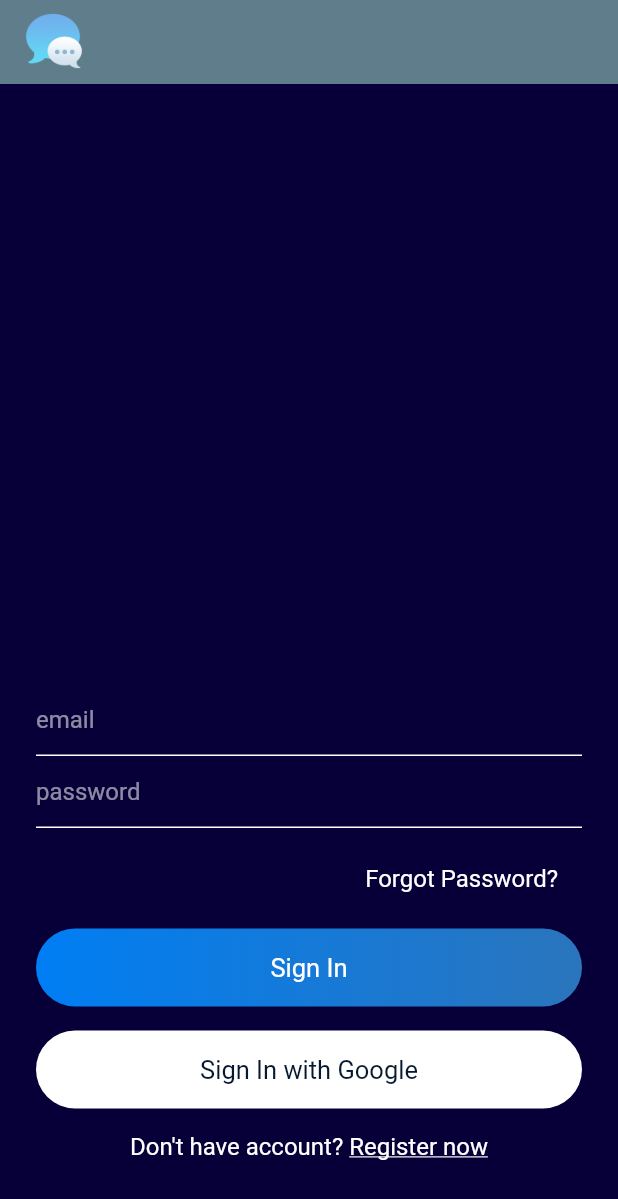
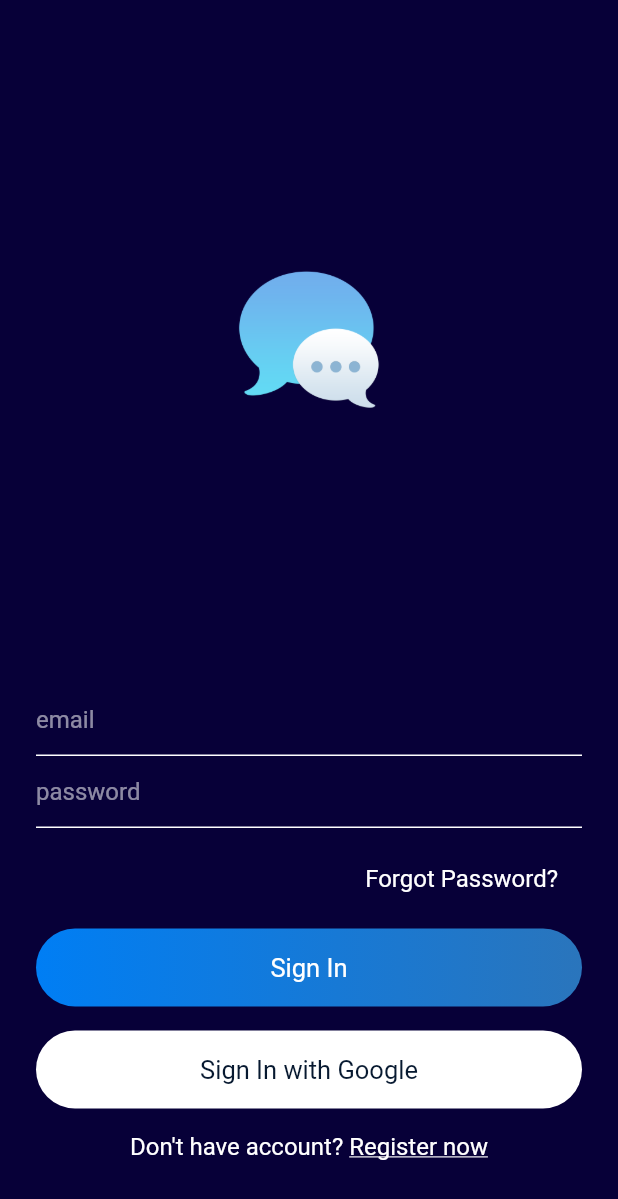
Before and after one commit to Satyam-Jaiswal/ChatApp-Flutter, a Flutter app: the screen it shows after launch, on a phone screen of 412 x 824 dp. Shown: the top 1199 px of the screen. Run offline on Flutter 3.47's test engine with Material 2 defaults, Android fonts, the phone set to English and light mode, and no system bars.

Commit message:
theme change

```diff
--- a/lib/screens/signin.dart
+++ b/lib/screens/signin.dart
@@ -3,22 +3,26 @@ import 'package:Chatapp/widgets/widgets.dart';
 import 'package:flutter/material.dart';
 
 class SignIn extends StatefulWidget {
-
   @override
   _SignInState createState() => _SignInState();
 }
 
 class _SignInState extends State<SignIn> {
-
-
   @override
   Widget build(BuildContext context) {
     return Scaffold(
-      appBar: appBarMain(context),
+      // appBar: appBarMain(context),
       body: Container(
         padding: EdgeInsets.symmetric(horizontal: 24),
         child: Column(
           children: [
+            Spacer(),
+            Center(
+              child: Image.asset(
+                "assets/images/logo.png",
+                height: 100,
+              ),
+            ),
             Spacer(),
             Form(
               child: Column(
@@ -47,8 +51,7 @@ class _SignInState extends State<SignIn> {
               mainAxisAlignment: MainAxisAlignment.end,
               children: [
                 Container(
-                            padding: EdgeInsets.symmetric(
-                                horizontal: 16, vertical: 8),
+                    padding: EdgeInsets.symmetric(horizontal: 16, vertical: 8),
                     child: Text(
                       "Forgot Password?",
                       style: simpleTextStyle(),
@@ -86,13 +89,11 @@ class _SignInState extends State<SignIn> {
             Container(
               padding: EdgeInsets.symmetric(vertical: 16),
               decoration: BoxDecoration(
-                        borderRadius: BorderRadius.circular(30),
-                        color: Colors.white),
+                  borderRadius: BorderRadius.circular(30), color: Colors.white),
               width: MediaQuery.of(context).size.width,
               child: Text(
                 "Sign In with Google",
-                      style:
-                          TextStyle(fontSize: 17, color: CustomTheme.textColor),
+                style: TextStyle(fontSize: 17, color: CustomTheme.textColor),
                 textAlign: TextAlign.center,
               ),
             ),
```
Lines whose indentation alone changed are shown as unchanged.
